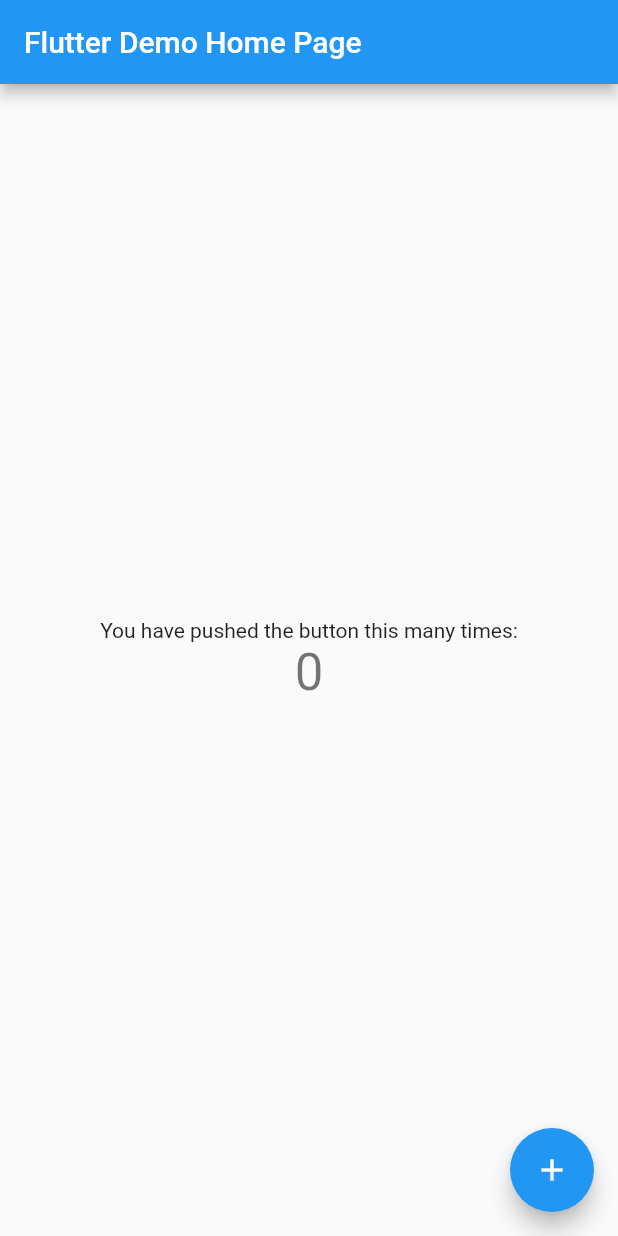
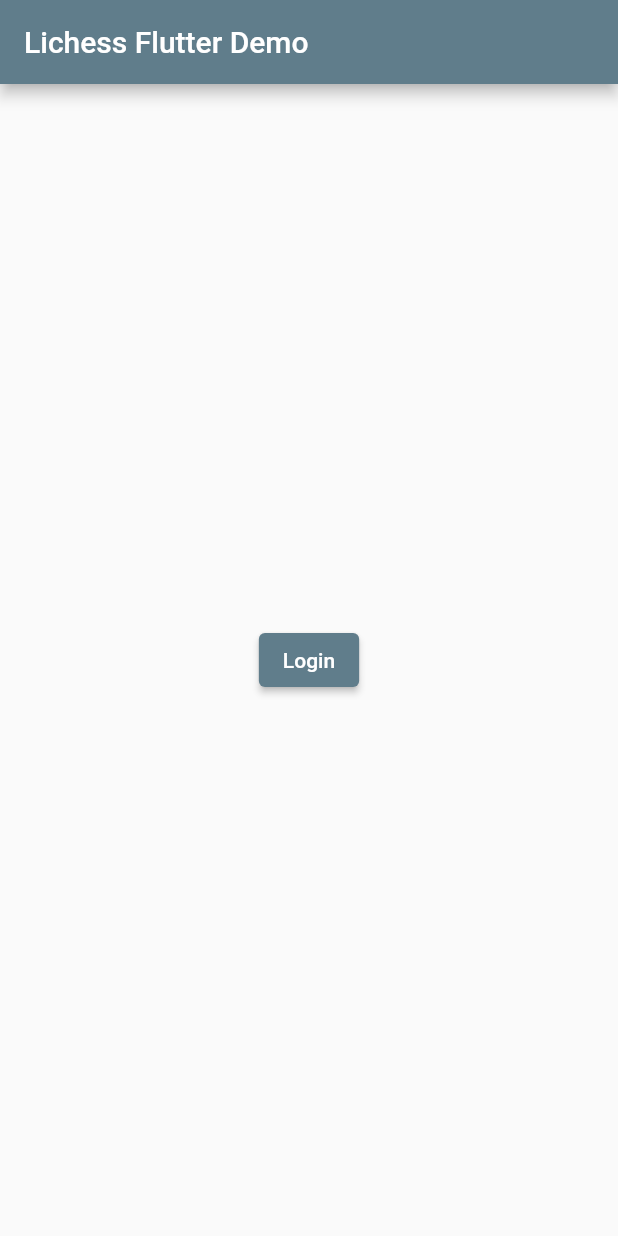
Before and after one commit to veloce/flutter-demo, a Flutter app: the screen it shows after launch, on a phone screen of 412 x 824 dp. Run offline on Flutter 3.47's test engine with Material 2 defaults, Android fonts, the light colour scheme and no system bars; our stand-ins replace flutter_secure_storage; missing offline and left inert: flutter_appauth.

Commit message:
Simple oauth hello world

```diff
--- /dev/null
+++ b/lib/auth.dart
@@ -0,0 +1,109 @@
+import 'dart:developer' as developer;
+import 'dart:convert';
+import 'package:http/http.dart' as http;
+import 'package:flutter_appauth/flutter_appauth.dart';
+import 'package:flutter_secure_storage/flutter_secure_storage.dart';
+
+const lichessHost = 'https://lichess.org';
+const lichessClientId = 'lichess_flutter_demo';
+const redirectUri = 'org.lichess.flutterdemo://login-callback';
+const accountUrl = '$lichessHost/api/account';
+
+const _storage = FlutterSecureStorage();
+
+class Auth {
+  final _appAuth = FlutterAppAuth();
+
+  Me? me;
+
+  Future<void> init() async {
+    final tresp = await _storage.read(key: lichessClientId);
+    if (tresp != null) {
+      await authenticate();
+    }
+  }
+
+  Future<void> login() async {
+    try {
+      final result =
+          await _appAuth.authorizeAndExchangeCode(AuthorizationTokenRequest(
+        lichessClientId,
+        redirectUri,
+        serviceConfiguration: const AuthorizationServiceConfiguration(
+            authorizationEndpoint: '$lichessHost/oauth',
+            tokenEndpoint: '$lichessHost/api/token'),
+        scopes: ['email:read'],
+      ));
+      if (result != null) {
+        developer.log('Got accessToken ${result.accessToken}');
+        await _storage.write(key: lichessClientId, value: result.accessToken);
+        await authenticate();
+      } else {
+        throw Exception('Could not login');
+      }
+    } on Exception catch (e, s) {
+      developer.log('Error on login: $e, $s');
+    }
+  }
+
+  Future<void> logout() async {
+    if (me != null) {
+      final authHttp = AuthClient(http.Client());
+      try {
+        await authHttp.delete(Uri.parse('$lichessHost/api/token'));
+        await _storage.delete(key: lichessClientId);
+        me = null;
+      } finally {
+          authHttp.close();
+      }
+    }
+  }
+
+  Future<void> authenticate() async {
+    final authHttp = AuthClient(http.Client());
+    try {
+      final uri = Uri.parse('$lichessHost/api/account');
+      developer.log('Calling: ' + uri.toString());
+      final response =
+          await authHttp.get(uri);
+
+      developer.log('Response code: ' + response.statusCode.toString());
+      if (response.statusCode == 200) {
+        me = Me.fromJson(jsonDecode(response.body));
+      }
+    } finally {
+      authHttp.close();
+    }
+  }
+}
+
+class AuthClient extends http.BaseClient {
+  final http.Client _inner;
+
+  AuthClient(this._inner);
+
+  @override
+  Future<http.StreamedResponse> send(http.BaseRequest request) async {
+    final token = await _storage.read(key: lichessClientId);
+    request.headers['Authorization'] = 'Bearer ' + (token ?? '');
+    developer.log('http authorization header: ' + request.headers['Authorization']!);
+    return _inner.send(request);
+  }
+}
+
+class Me {
+  final String id;
+  final String username;
+
+  const Me({
+    required this.id,
+    required this.username,
+  });
+
+  factory Me.fromJson(Map<String, dynamic> json) {
+    return Me(
+      id: json['id'],
+      username: json['username'],
+    );
+  }
+}
--- a/lib/main.dart
+++ b/lib/main.dart
@@ -1,4 +1,15 @@
+import 'dart:developer' as developer;
 import 'package:flutter/material.dart';
+import 'package:flutter_appauth/flutter_appauth.dart';
+import 'package:flutter_secure_storage/flutter_secure_storage.dart';
+import 'auth.dart';
+
+const String lichessHost = 'https://lichess.org';
+const String lichessClientId = 'lichess_flutter_demo';
+const String redirectUri = 'org.lichess.flutterdemo://login-callback';
+
+final FlutterAppAuth appAuth = FlutterAppAuth();
+const FlutterSecureStorage secureStorage = FlutterSecureStorage();
 
 void main() {
   runApp(const MyApp());
@@ -7,39 +18,20 @@
 class MyApp extends StatelessWidget {
   const MyApp({Key? key}) : super(key: key);
 
-  // This widget is the root of your application.
   @override
   Widget build(BuildContext context) {
     return MaterialApp(
       title: 'Flutter Demo',
       theme: ThemeData(
-        // This is the theme of your application.
-        //
-        // Try running your application with "flutter run". You'll see the
-        // application has a blue toolbar. Then, without quitting the app, try
-        // changing the primarySwatch below to Colors.green and then invoke
-        // "hot reload" (press "r" in the console where you ran "flutter run",
-        // or simply save your changes to "hot reload" in a Flutter IDE).
-        // Notice that the counter didn't reset back to zero; the application
-        // is not restarted.
-        primarySwatch: Colors.blue,
+        primarySwatch: Colors.blueGrey,
       ),
-      home: const MyHomePage(title: 'Flutter Demo Home Page'),
+      home: const MyHomePage(title: 'Lichess Flutter Demo'),
     );
   }
 }
 
 class MyHomePage extends StatefulWidget {
   const MyHomePage({Key? key, required this.title}) : super(key: key);
-
-  // This widget is the home page of your application. It is stateful, meaning
-  // that it has a State object (defined below) that contains fields that affect
-  // how it looks.
-
-  // This class is the configuration for the state. It holds the values (in this
-  // case the title) provided by the parent (in this case the App widget) and
-  // used by the build method of the State. Fields in a Widget subclass are
-  // always marked "final".
 
   final String title;
 
@@ -48,91 +40,105 @@
 }
 
 class _MyHomePageState extends State<MyHomePage> {
-  int _counter = 0;
+  final _auth = Auth();
+  bool isBusy = false;
+  String? username;
 
-  void _incrementCounter() {
+  @override
+  void initState() {
+    super.initState();
+    _init();
+  }
+
+  _init() async {
+    developer.log('Init state...');
+    await _auth.init();
+    developer.log(_auth.me?.username != null ? 'Authenticated as ${_auth.me!.username}' : 'Not authenticated');
     setState(() {
-      // This call to setState tells the Flutter framework that something has
-      // changed in this State, which causes it to rerun the build method below
-      // so that the display can reflect the updated values. If we changed
-      // _counter without calling setState(), then the build method would not be
-      // called again, and so nothing would appear to happen.
-      _counter++;
+      username = _auth.me?.username;
+    });
+  }
+
+  Future<void> loginAction() async {
+    setState(() {
+      isBusy = true;
+    });
+
+    await _auth.login();
+    setState(() {
+      isBusy = false;
+      username = _auth.me?.username;
+    });
+  }
+
+  Future<void> logoutAction() async {
+    setState(() {
+      isBusy = true;
+    });
+    await _auth.logout();
+    setState(() {
+      isBusy = false;
+      username = null;
     });
   }
 
   @override
   Widget build(BuildContext context) {
-    // This method is rerun every time setState is called, for instance as done
-    // by the _incrementCounter method above.
-    //
-    // The Flutter framework has been optimized to make rerunning build methods
-    // fast, so that you can just rebuild anything that needs updating rather
-    // than having to individually change instances of widgets.
     return Scaffold(
       appBar: AppBar(
-        // Here we take the value from the MyHomePage object that was created by
-        // the App.build method, and use it to set our appbar title.
         title: Text(widget.title),
       ),
       body: Center(
-        // Center is a layout widget. It takes a single child and positions it
-        // in the middle of the parent.
-        child: Column(
-          // Column is also a layout widget. It takes a list of children and
-          // arranges them vertically. By default, it sizes itself to fit its
-          // children horizontally, and tries to be as tall as its parent.
-          //
-          // Invoke "debug painting" (press "p" in the console, choose the
-          // "Toggle Debug Paint" action from the Flutter Inspector in Android
-          // Studio, or the "Toggle Debug Paint" command in Visual Studio Code)
-          // to see the wireframe for each widget.
-          //
-          // Column has various properties to control how it sizes itself and
-          // how it positions its children. Here we use mainAxisAlignment to
-          // center the children vertically; the main axis here is the vertical
-          // axis because Columns are vertical (the cross axis would be
-          // horizontal).
-          mainAxisAlignment: MainAxisAlignment.center,
-          children: <Widget>[
-            const Text(
-              'You have pushed the button this many times:',
-            ),
-            Text(
-              '$_counter',
-              style: Theme.of(context).textTheme.headline4,
-            ),
-          ],
-        ),
-      ),
-      floatingActionButton: FloatingActionButton(
-        onPressed: _incrementCounter,
-        tooltip: 'Increment',
-        child: const Icon(Icons.add),
-      ), // This trailing comma makes auto-formatting nicer for build methods.
+          child: isBusy
+              ? const CircularProgressIndicator()
+              : username != null
+                  ? Profile(logoutAction, username!)
+                  : Login(loginAction)),
     );
   }
 }
 
 class Login extends StatelessWidget {
   final Future<void> Function() loginAction;
-  final String? loginError;
 
-  const Login(this.loginAction, this.loginError, {Key? key}) : super(key: key);
+  const Login(this.loginAction, {Key? key}) : super(key: key);
 
   @override
   Widget build(BuildContext context) {
     return Column(
       mainAxisAlignment: MainAxisAlignment.center,
       children: <Widget>[
-        RaisedButton(
+        ElevatedButton(
           onPressed: () async {
             await loginAction();
           },
           child: const Text('Login'),
         ),
-        Text(loginError ?? ''),
       ],
     );
   }
 }
+
+class Profile extends StatelessWidget {
+  final Future<void> Function() logoutAction;
+  final String name;
+
+  const Profile(this.logoutAction, this.name, {Key? key}) : super(key: key);
+
+  @override
+  Widget build(BuildContext context) {
+    return Column(
+      mainAxisAlignment: MainAxisAlignment.center,
+      children: <Widget>[
+        Text('Hello, $name'),
+        const SizedBox(height: 10.0),
+        ElevatedButton(
+            onPressed: () async {
+              await logoutAction();
+            },
+            child: const Text('Logout'),
+        ),
+      ],
+    );
+  }
+}
--- a/pubspec.yaml
+++ b/pubspec.yaml
@@ -35,6 +35,8 @@
   # Use with the CupertinoIcons class for iOS style icons.
   cupertino_icons: ^1.0.2
   flutter_appauth: ^2.4.1
+  flutter_secure_storage: ^5.0.2
+  http: ^0.13.4
 
 dev_dependencies:
   flutter_test:
```
Also changed, not shown: pubspec.lock, 6 other files.
